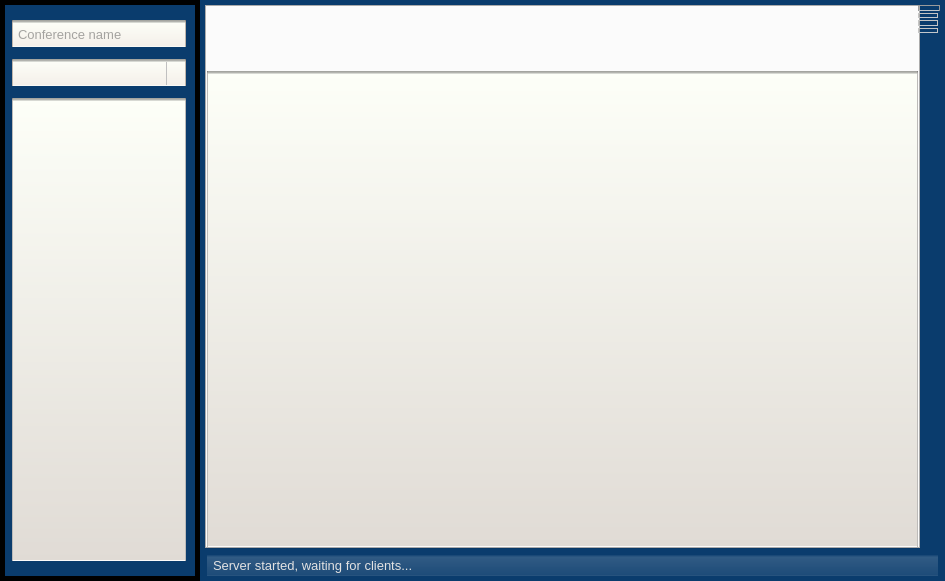
Above: ServerGui/main_window.ui from akru/conference-speaker-server before the change. Below: the same form after it.
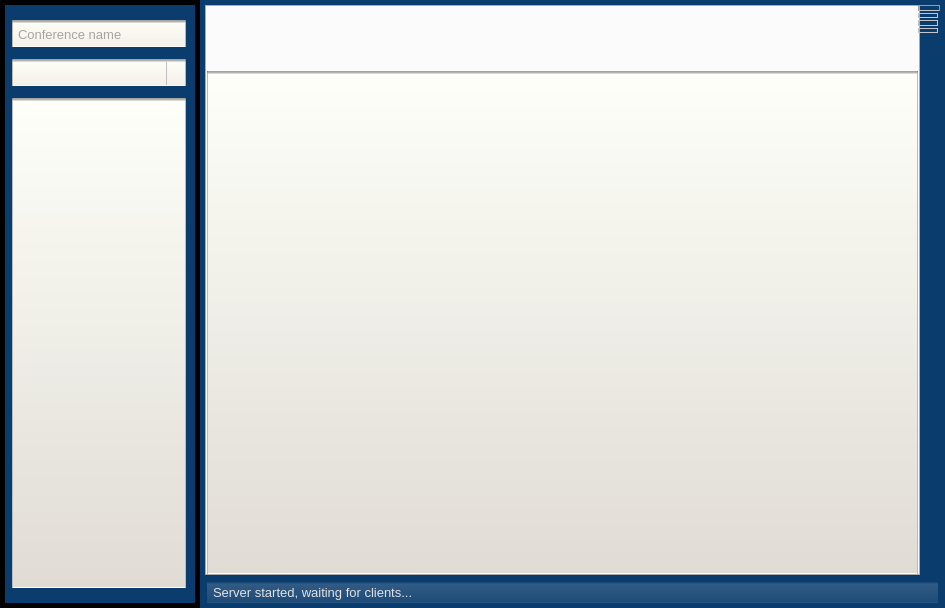
That is the form after the change. The open tabs and pages were chosen to show the change. Icons and pictures are not drawn.

Commit message: drop-hands button handler

Diff of the .ui file:
```diff
--- a/ServerGui/main_window.ui
+++ b/ServerGui/main_window.ui
@@ -7,7 +7,7 @@
     <x>0</x>
     <y>0</y>
     <width>945</width>
-    <height>581</height>
+    <height>608</height>
    </rect>
   </property>
   <property name="palette">
@@ -648,7 +648,7 @@
                <x>0</x>
                <y>0</y>
                <width>649</width>
-               <height>442</height>
+               <height>469</height>
               </rect>
              </property>
              <layout class="QVBoxLayout" name="verticalLayout_4">
```
Left out of the diff: 2 changed lines with no effect on the pictures. The commit also changes 3 other files.
